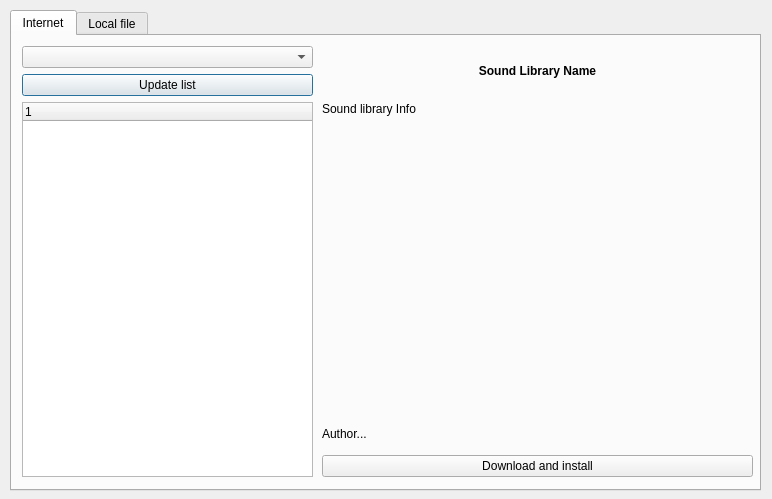
This is gui/src/SoundLibrary/SoundLibraryImportDialog_UI.ui in hydrogen-music/hydrogen as Qt 5 draws it before an edit. The edited form follows.
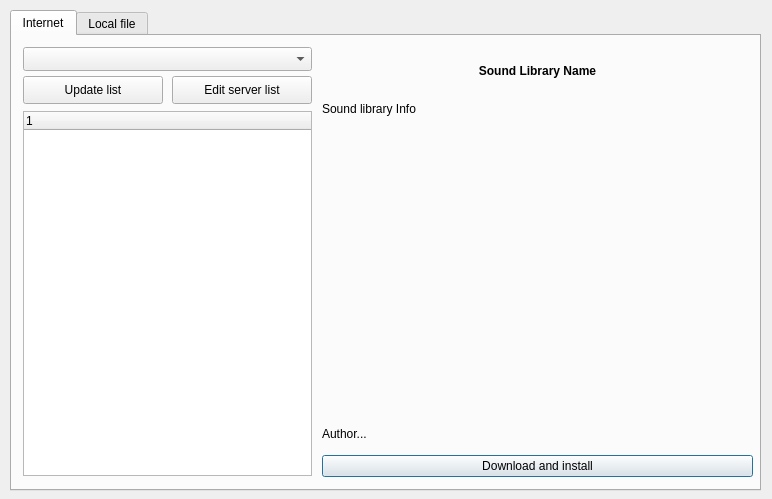
This is the edited form.

Commit message: added repository dialog ("edit server list")

Patch:
```diff
--- a/gui/src/SoundLibrary/SoundLibraryImportDialog_UI.ui
+++ b/gui/src/SoundLibrary/SoundLibraryImportDialog_UI.ui
@@ -28,64 +28,6 @@
     <attribute name="title" >
      <string>Internet</string>
     </attribute>
-    <widget class="QWidget" name="widget" >
-     <property name="geometry" >
-      <rect>
-       <x>10</x>
-       <y>10</y>
-       <width>291</width>
-       <height>431</height>
-      </rect>
-     </property>
-     <layout class="QVBoxLayout" >
-      <property name="spacing" >
-       <number>6</number>
-      </property>
-      <property name="leftMargin" >
-       <number>0</number>
-      </property>
-      <property name="topMargin" >
-       <number>0</number>
-      </property>
-      <property name="rightMargin" >
-       <number>0</number>
-      </property>
-      <property name="bottomMargin" >
-       <number>0</number>
-      </property>
-      <item>
-       <widget class="QComboBox" name="repositoryCombo" />
-      </item>
-      <item>
-       <widget class="QPushButton" name="UpdateListBtn" >
-        <property name="text" >
-         <string>Update list</string>
-        </property>
-       </widget>
-      </item>
-      <item>
-       <widget class="QTreeWidget" name="m_pDrumkitTree" >
-        <property name="alternatingRowColors" >
-         <bool>true</bool>
-        </property>
-        <property name="indentation" >
-         <number>15</number>
-        </property>
-        <property name="rootIsDecorated" >
-         <bool>false</bool>
-        </property>
-        <property name="itemsExpandable" >
-         <bool>false</bool>
-        </property>
-        <column>
-         <property name="text" >
-          <string>1</string>
-         </property>
-        </column>
-       </widget>
-      </item>
-     </layout>
-    </widget>
     <widget class="QWidget" name="widget" >
      <property name="geometry" >
       <rect>
@@ -174,6 +116,69 @@
       </item>
      </layout>
     </widget>
+    <widget class="QPushButton" name="EditListBtn" >
+     <property name="geometry" >
+      <rect>
+       <x>160</x>
+       <y>40</y>
+       <width>140</width>
+       <height>28</height>
+      </rect>
+     </property>
+     <property name="text" >
+      <string>Edit server list</string>
+     </property>
+    </widget>
+    <widget class="QComboBox" name="repositoryCombo" >
+     <property name="geometry" >
+      <rect>
+       <x>11</x>
+       <y>11</y>
+       <width>289</width>
+       <height>24</height>
+      </rect>
+     </property>
+    </widget>
+    <widget class="QTreeWidget" name="m_pDrumkitTree" >
+     <property name="geometry" >
+      <rect>
+       <x>11</x>
+       <y>75</y>
+       <width>289</width>
+       <height>365</height>
+      </rect>
+     </property>
+     <property name="alternatingRowColors" >
+      <bool>true</bool>
+     </property>
+     <property name="indentation" >
+      <number>15</number>
+     </property>
+     <property name="rootIsDecorated" >
+      <bool>false</bool>
+     </property>
+     <property name="itemsExpandable" >
+      <bool>false</bool>
+     </property>
+     <column>
+      <property name="text" >
+       <string>1</string>
+      </property>
+     </column>
+    </widget>
+    <widget class="QPushButton" name="UpdateListBtn" >
+     <property name="geometry" >
+      <rect>
+       <x>11</x>
+       <y>40</y>
+       <width>140</width>
+       <height>28</height>
+      </rect>
+     </property>
+     <property name="text" >
+      <string>Update list</string>
+     </property>
+    </widget>
    </widget>
    <widget class="QWidget" name="tab_2" >
     <attribute name="title" >
```
The commit also changes 6 other files.
